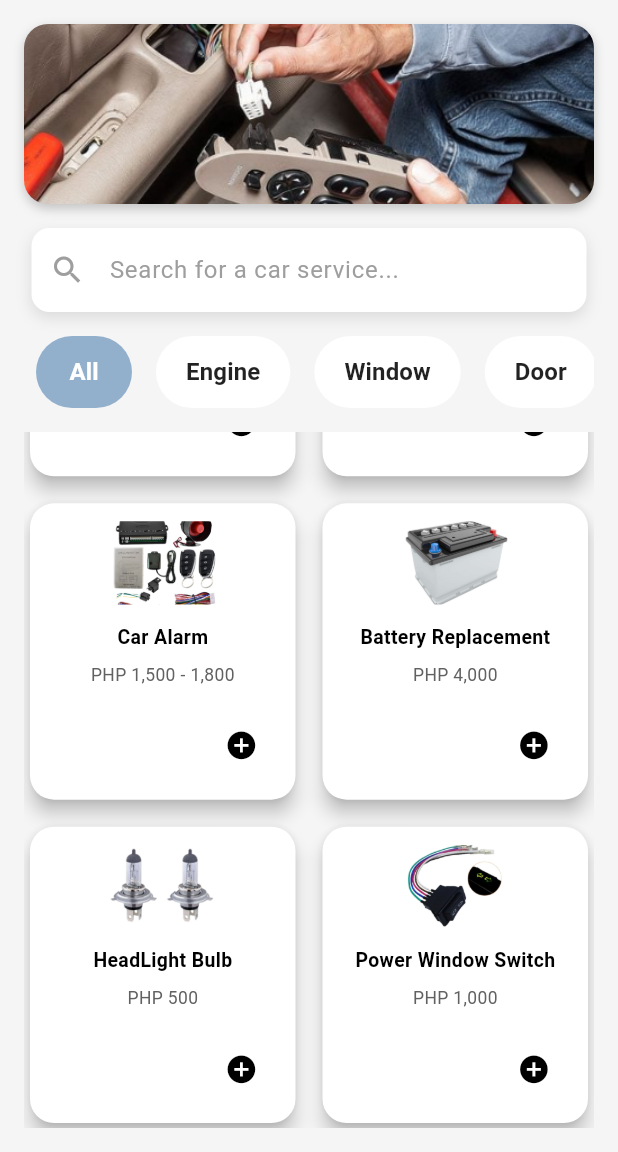
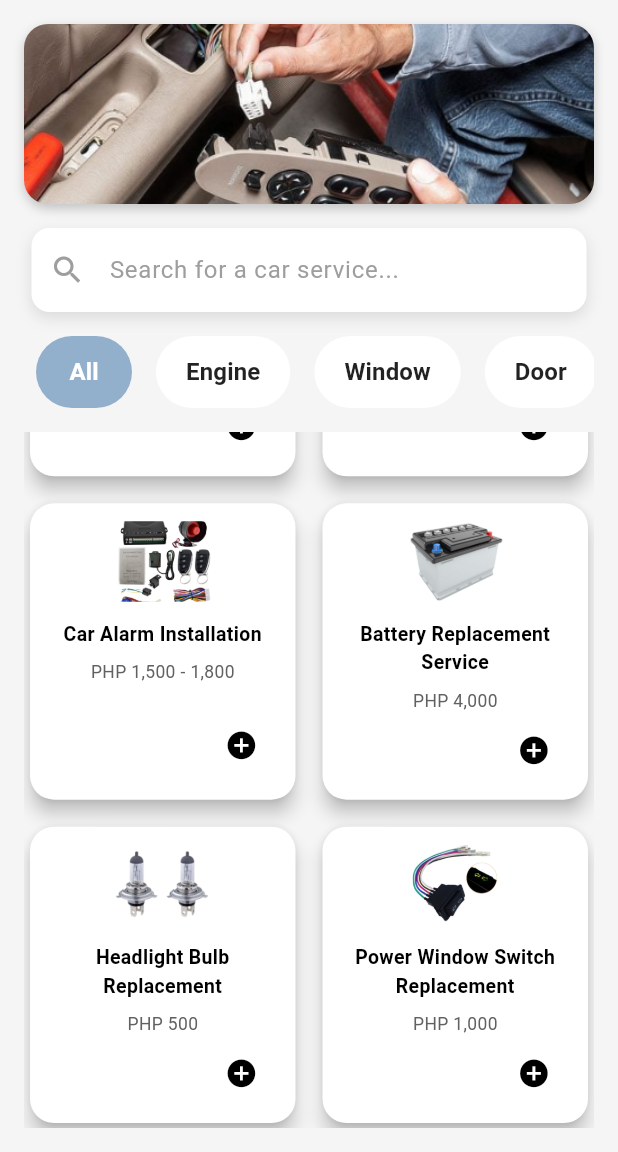
Before and after one commit to JohnLloydDev/AJ-Autofix-App, a Flutter app: the HomeScreen screen opened by its route, scrolled down 2112 dp, on a phone screen of 412 x 824 dp, the part 84-1236 px from its top. Run offline on Flutter 3.47's test engine with Material 3 defaults, Android fonts, the phone set to English and light mode, and no system bars; our stand-ins replace bloc, equatable, flutter_bloc, flutter_rating_bar, flutter_secure_storage, flutter_spinkit and 10 more; missing offline and left inert: onesignal_flutter; accounts and stored records are empty; network calls fail.

Commit message:
changes in service

```diff
--- a/lib/screens/home.dart
+++ b/lib/screens/home.dart
@@ -49,50 +49,118 @@ class _HomeScreenState extends State<HomeScreen> {
   late Timer _timer;
 
   List<Map<String, String>> services = [
-    {'name': 'Power Window Motor', 'price': 'PHP 1,500', 'category': 'window'},
-    {'name': 'Power Window Cable', 'price': 'PHP 900', 'category': 'window'},
-    {'name': 'Powerlock 1pc', 'price': 'PHP 500', 'category': 'window'},
-    {'name': 'Powerlock Set', 'price': 'PHP 2,000', 'category': 'window'},
-    {'name': 'Door Lock', 'price': 'PHP 550', 'category': 'door'},
-    {'name': 'Handle Replacement', 'price': 'PHP 700', 'category': 'door'},
-    {'name': 'Door Lock Repair', 'price': 'PHP 400', 'category': 'door'},
-    {'name': 'Handle Repair', 'price': 'PHP 500', 'category': 'door'},
-    {'name': 'Coolant Flush', 'price': 'PHP 1,200', 'category': 'engine'},
-    {'name': 'Engine Change Oil', 'price': 'PHP 1,000', 'category': 'engine'},
-    {'name': 'Spark Plug', 'price': 'PHP 800', 'category': 'engine'},
-    {'name': 'Air Filter', 'price': 'PHP 600', 'category': 'engine'},
     {
-      'name': 'Fuel Injector Cleaning',
+      'name': 'Power Window Motor Installation',
+      'price': 'PHP 1,500',
+      'category': 'window'
+    },
+    {
+      'name': 'Power Window Cable Replacement',
+      'price': 'PHP 900',
+      'category': 'window'
+    },
+    {
+      'name': 'Powerlock (1pc) Installation',
+      'price': 'PHP 500',
+      'category': 'window'
+    },
+    {
+      'name': 'Powerlock Set Installation',
+      'price': 'PHP 2,000',
+      'category': 'window'
+    },
+    {'name': 'Door Lock Replacement', 'price': 'PHP 550', 'category': 'door'},
+    {'name': 'Door Handle Replacement', 'price': 'PHP 700', 'category': 'door'},
+    {
+      'name': 'Door Lock Repair Service',
+      'price': 'PHP 400',
+      'category': 'door'
+    },
+    {
+      'name': 'Door Handle Repair Service',
+      'price': 'PHP 500',
+      'category': 'door'
+    },
+    {
+      'name': 'Coolant Flush Service',
+      'price': 'PHP 1,200',
+      'category': 'engine'
+    },
+    {
+      'name': 'Engine Change Oil Service',
+      'price': 'PHP 1,000',
+      'category': 'engine'
+    },
+    {
+      'name': 'Spark Plug Replacement',
+      'price': 'PHP 800',
+      'category': 'engine'
+    },
+    {
+      'name': 'Air Filter Replacement',
+      'price': 'PHP 600',
+      'category': 'engine'
+    },
+    {
+      'name': 'Fuel Injector Cleaning Service',
       'price': 'PHP 2,200',
       'category': 'engine'
     },
-    {'name': 'Timing Belt', 'price': 'PHP 4,500', 'category': 'engine'},
-    {'name': 'Tire Replacement', 'price': 'PHP 3,500', 'category': 'wheel'},
-    {'name': 'Wheel Alignment', 'price': 'PHP 1,200', 'category': 'wheel'},
-    {'name': 'Brake Pad Set', 'price': 'PHP 1,800', 'category': 'wheel'},
-    {'name': 'Brake Fluid', 'price': 'PHP 600', 'category': 'wheel'},
     {
-      'name': 'Alternator Repair',
+      'name': 'Timing Belt Replacement',
+      'price': 'PHP 4,500',
+      'category': 'engine'
+    },
+    {
+      'name': 'Tire Replacement Service',
+      'price': 'PHP 3,500',
+      'category': 'wheel'
+    },
+    {
+      'name': 'Wheel Alignment Service',
+      'price': 'PHP 1,200',
+      'category': 'wheel'
+    },
+    {
+      'name': 'Brake Pad Set Replacement',
+      'price': 'PHP 1,800',
+      'category': 'wheel'
+    },
+    {
+      'name': 'Brake Fluid Replacement',
+      'price': 'PHP 600',
+      'category': 'wheel'
+    },
+    {
+      'name': 'Alternator Repair Service',
       'price': 'PHP 3,500',
       'category': 'electrical'
     },
-    {'name': 'Fuse Replacement', 'price': 'PHP 300', 'category': 'electrical'},
     {
-      'name': 'Car Alarm',
+      'name': 'Fuse Replacement Service',
+      'price': 'PHP 300',
+      'category': 'electrical'
+    },
+    {
+      'name': 'Car Alarm Installation',
       'price': 'PHP 1,500 - 1,800',
       'category': 'electrical'
     },
     {
-      'name': 'Battery Replacement',
+      'name': 'Battery Replacement Service',
       'price': 'PHP 4,000',
       'category': 'electrical'
     },
-    {'name': 'HeadLight Bulb', 'price': 'PHP 500', 'category': 'electrical'},
     {
-      'name': 'Power Window Switch',
+      'name': 'Headlight Bulb Replacement',
+      'price': 'PHP 500',
+      'category': 'electrical'
+    },
+    {
+      'name': 'Power Window Switch Replacement',
       'price': 'PHP 1,000',
       'category': 'electrical'
-    }
+    },
   ];
 
   List<Map<String, String>> _filteredServices = [];
@@ -437,74 +505,74 @@ class _HomeScreenState extends State<HomeScreen> {
                         String? imagePath;
 
                         switch (serviceName) {
-                          case 'Power Window Motor':
+                          case 'Power Window Motor Installation':
                             imagePath = 'assets/motor.png';
                             break;
-                          case 'Power Window Cable':
+                          case 'Power Window Cable Replacement':
                             imagePath = 'assets/cable.png';
                             break;
-                          case 'Powerlock 1pc':
+                          case 'Powerlock (1pc) Installation':
                             imagePath = 'assets/power_lock_1pc.jpg';
                             break;
-                          case 'Powerlock Set':
+                          case 'Powerlock Set Installation':
                             imagePath = 'assets/power_lock_set.png';
                             break;
-                          case 'Door Lock':
+                          case 'Door Lock Replacement':
                             imagePath = 'assets/door_lock.png';
                             break;
-                          case 'Handle Replacement':
-                          case 'Handle Repair':
+                          case 'Door Handle Replacement':
+                          case 'Door Handle Repair Service':
                             imagePath = 'assets/door_handle.png';
                             break;
-                          case 'Door Lock Repair':
+                          case 'Door Lock Repair Service':
                             imagePath = 'assets/door_lock.png';
                             break;
-                          case 'Coolant Flush':
+                          case 'Coolant Flush Service':
                             imagePath = 'assets/coolant_flush.png';
                             break;
-                          case 'Engine Change Oil':
+                          case 'Engine Change Oil Service':
                             imagePath = 'assets/change_oil.png';
                             break;
-                          case 'Spark Plug':
+                          case 'Spark Plug Replacement':
                             imagePath = 'assets/spark_plug.png';
                             break;
-                          case 'Air Filter':
-                            imagePath = 'assets/air_flilter.png';
+                          case 'Air Filter Replacement':
+                            imagePath = 'assets/air_filter.png';
                             break;
-                          case 'Fuel Injector Cleaning':
+                          case 'Fuel Injector Cleaning Service':
                             imagePath = 'assets/fuel_injector.png';
                             break;
-                          case 'Timing Belt':
+                          case 'Timing Belt Replacement':
                             imagePath = 'assets/timing_belt.png';
                             break;
-                          case 'Tire Replacement':
+                          case 'Tire Replacement Service':
                             imagePath = 'assets/tire.png';
                             break;
-                          case 'Wheel Alignment':
+                          case 'Wheel Alignment Service':
                             imagePath = 'assets/wheel_alignment.png';
                             break;
-                          case 'Brake Pad Set':
+                          case 'Brake Pad Set Replacement':
                             imagePath = 'assets/brake_pads.png';
                             break;
-                          case 'Brake Fluid':
+                          case 'Brake Fluid Replacement':
                             imagePath = 'assets/brake_fluid.png';
                             break;
-                          case 'Alternator Repair':
+                          case 'Alternator Repair Service':
                             imagePath = 'assets/alternator.png';
                             break;
-                          case 'Fuse Replacement':
+                          case 'Fuse Replacement Service':
                             imagePath = 'assets/fuse.png';
                             break;
-                          case 'Car Alarm':
+                          case 'Car Alarm Installation':
                             imagePath = 'assets/car_alarm.png';
                             break;
-                          case 'Battery Replacement':
+                          case 'Battery Replacement Service':
                             imagePath = 'assets/car_battery.png';
                             break;
-                          case 'HeadLight Bulb':
+                          case 'Headlight Bulb Replacement':
                             imagePath = 'assets/headlight_bulb.png';
                             break;
-                          case 'Power Window Switch':
+                          case 'Power Window Switch Replacement':
                             imagePath = 'assets/power_window_switch.png';
                             break;
                           default:
--- a/lib/widgets/service_card.dart
+++ b/lib/widgets/service_card.dart
@@ -53,8 +53,8 @@ class ServiceCardState extends State<ServiceCard> with SingleTickerProviderState
             builder: (context, constraints) {
               double width = constraints.maxWidth;
 
-              double imageHeight = width * 0.3;
-              double imageWidth = width * 0.50;
+              double imageHeight = width * 0.29;
+              double imageWidth = width * 0.45;
               double fontSize = width * 0.07;
               double buttonSize = width * 0.12;
 
@@ -81,15 +81,30 @@ class ServiceCardState extends State<ServiceCard> with SingleTickerProviderState
                           ),
                         ),
                       const SizedBox(height: 12),
-                      FittedBox(
-                        child: Text(
-                          widget.serviceName,
-                          textAlign: TextAlign.center,
-                          style: TextStyle(
-                            fontSize: fontSize,
-                            fontWeight: FontWeight.w600,
-                            color: Colors.black,
-                          ),
+
+                      Text(
+                        widget.serviceName.replaceAllMapped(
+                          RegExp(r'(Power Window Motor Installation|Powerlock Set Installation|Fuel Injector Cleaning Service|Alternator Repair Service)'),
+                          (match) {
+                            switch (match.group(0)) {
+                              case 'Power Window Motor Installation':
+                                return 'Power Window Motor\nInstallation';
+                              case 'Powerlock Set Installation':
+                                return 'Powerlock Set\nInstallation';
+                              case 'Fuel Injector Cleaning Service':
+                                return 'Fuel Injector\nCleaning Service';
+                              case 'Alternator Repair Service':
+                                return 'Alternator Repair\nService';
+                              default:
+                                return match.group(0)!;
+                            }
+                          },
+                        ),
+                        textAlign: TextAlign.center,
+                        style: TextStyle(
+                          fontSize: fontSize,
+                          fontWeight: FontWeight.w600,
+                          color: Colors.black,
                         ),
                       ),
                       const SizedBox(height: 8),
--- a/pubspec.yaml
+++ b/pubspec.yaml
@@ -82,7 +82,7 @@ flutter:
     - assets/coolant_flush.png
     - assets/change_oil.png
     - assets/spark_plug.png
-    - assets/air_flilter.png
+    - assets/air_filter.png
     - assets/fuel_injector.png
     - assets/timing_belt.png
     - assets/tire.png
```
Also changed, not shown: assets/air_filter.png (renamed from assets/air_flilter.png).
